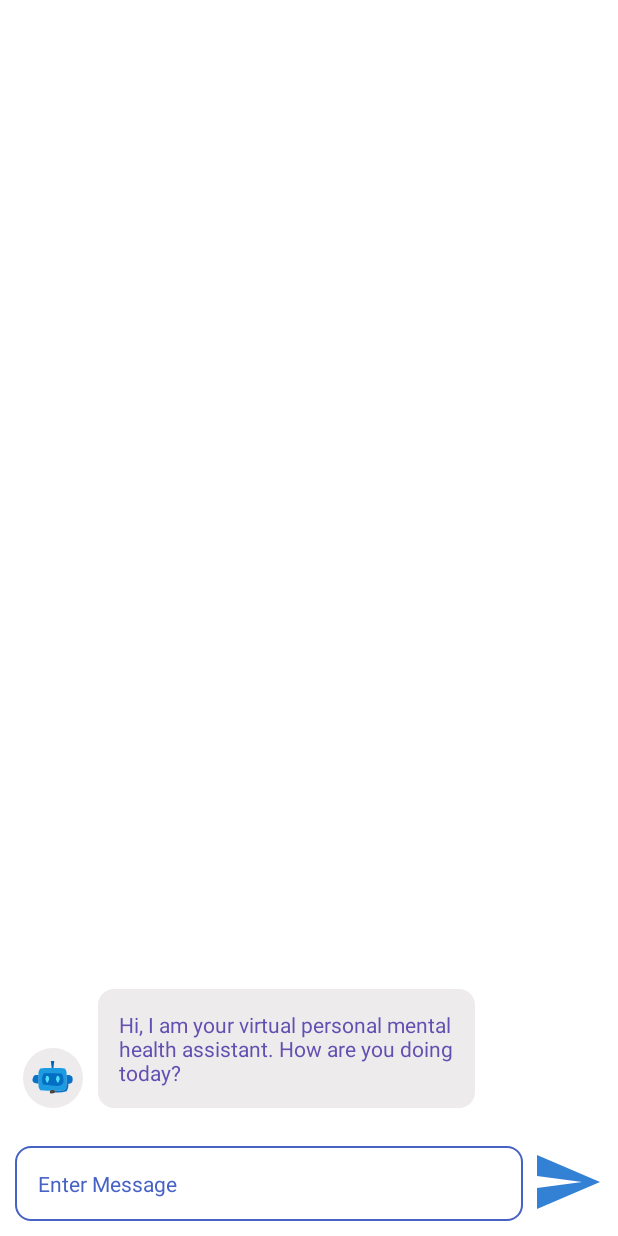
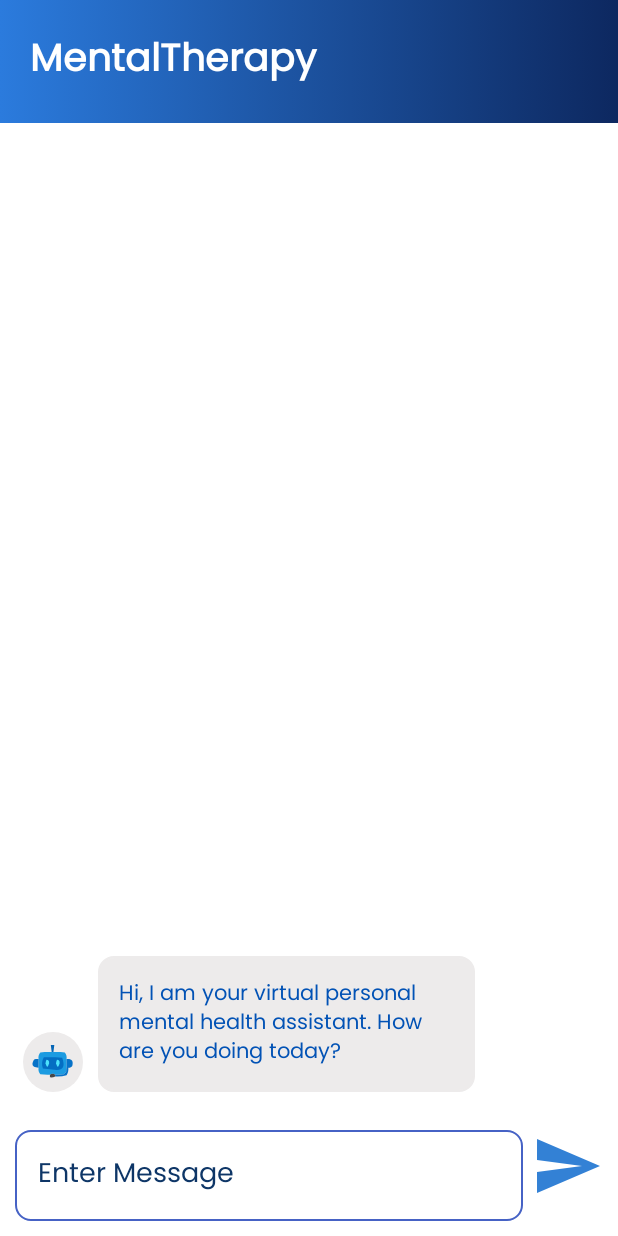
Before and after one commit to RDR25/MentalHealth, an Android app: the Chatbot screen opened directly, with no data from a screen before it, on a phone screen of 412 x 824 dp. Run offline under Robolectric (Android 15) with nearby library versions, the phone set to English and light mode, and no system bars; libraries missing offline, so code that uses them is left out: com.google.api.gax, com.google.auth.oauth2, com.google.cloud.dialogflow; 6 statements that could not run were skipped.

```diff
--- /dev/null
+++ b/app/src/main/res/drawable/colorgradient.xml
@@ -0,0 +1,11 @@
+<?xml version="1.0" encoding="utf-8"?>
+<selector xmlns:android="http://schemas.android.com/apk/res/android">
+<item>
+    <shape>
+        <gradient android:startColor="#2B7BDD"
+            android:endColor="#0D2860"
+            android:type="linear"
+            ></gradient>
+    </shape>
+</item>
+</selector>
--- a/app/src/main/res/drawable/wave__1_.xml
+++ b/app/src/main/res/drawable/wave__1_.xml
@@ -5,6 +5,7 @@
     android:viewportHeight="320">
   <path
       android:pathData="M0,256L80,266.7C160,277 320,299 480,282.7C640,267 800,213 960,181.3C1120,149 1280,139 1360,133.3L1440,128L1440,0L1360,0C1280,0 1120,0 960,0C800,0 640,0 480,0C320,0 160,0 80,0L0,0Z"
-      android:fillColor="@color/rdr1"
+      android:fillColor="@color/rdr2"
       />
+
 </vector>
--- a/app/src/main/res/layout/activity_chatbot.xml
+++ b/app/src/main/res/layout/activity_chatbot.xml
@@ -4,9 +4,29 @@
     xmlns:tools="http://schemas.android.com/tools"
     android:layout_width="match_parent"
     android:layout_height="match_parent"
-    android:background="@color/white"
+
     tools:context=".menu.Chatbot">
+    <RelativeLayout
+        android:layout_width="match_parent"
+        android:layout_height="wrap_content"
+        android:layout_alignParentTop="true"
+        android:id="@+id/header">
+        <TextView
+            android:layout_width="match_parent"
+            android:layout_height="wrap_content"
+            android:text="MentalTherapy"
+            android:padding="20dp"
+            android:textSize="25dp"
+            android:textStyle="bold"
+            android:id="@+id/headertext"
+            android:textAlignment="textStart"
+            android:textColor="@color/white"
+            android:background="@drawable/colorgradient"
+            />
+    </RelativeLayout>
+
     <androidx.recyclerview.widget.RecyclerView
+        android:layout_below="@+id/header"
         android:layout_width="match_parent"
         android:layout_height="match_parent"
         android:id="@+id/rVchats"
@@ -20,14 +40,14 @@
         android:layout_alignParentBottom="true"
         >
         <EditText
+            android:elevation="-20dp"
             android:layout_width="match_parent"
             android:layout_height="wrap_content"
             android:id="@+id/msgText"
             android:singleLine="true"
             android:hint="Enter Message"
-            android:textColorHint="#4662C5"
+            android:textColorHint="@color/rdr1"
             android:padding="15dp"
-            android:textSize="14dp"
             android:layout_toLeftOf="@+id/sendBtn"
             android:background="@drawable/rounded_corner"/>
        <ImageButton
--- a/app/src/main/res/layout/activity_login.xml
+++ b/app/src/main/res/layout/activity_login.xml
@@ -13,7 +13,7 @@
     <View
         android:layout_width="match_parent"
         android:layout_height="50dp"
-        android:background="@color/rdr1"
+        android:background="@color/rdr2"
         />
     <View
         android:layout_width="match_parent"
@@ -55,7 +55,7 @@
         </com.google.android.material.textfield.TextInputLayout>
         <Button
             android:id="@+id/loginLoginbtn"
-            android:background="@color/rdr1"
+            android:background="@color/rdr2"
             android:layout_width="match_parent"
             android:layout_height="wrap_content"
             android:text="Login"
--- a/app/src/main/res/layout/activity_main.xml
+++ b/app/src/main/res/layout/activity_main.xml
@@ -15,7 +15,7 @@
         <View
             android:layout_width="match_parent"
             android:layout_height="300dp"
-            android:background="@color/rdr1"
+            android:background="@color/rdr2"
             />
         <View
             android:layout_width="match_parent"
--- a/app/src/main/res/layout/activity_register.xml
+++ b/app/src/main/res/layout/activity_register.xml
@@ -12,7 +12,7 @@
         <View
             android:layout_width="match_parent"
             android:layout_height="50dp"
-            android:background="@color/rdr1"
+            android:background="@color/rdr2"
             />
         <View
             android:layout_width="match_parent"
@@ -72,7 +72,7 @@
         </com.google.android.material.textfield.TextInputLayout>
         <Button
             android:id="@+id/registerRegisterBtn"
-            android:background="@color/rdr1"
+            android:background="@color/rdr2"
             android:layout_width="match_parent"
             android:layout_height="wrap_content"
             android:text="Register"
--- a/app/src/main/res/values/colors.xml
+++ b/app/src/main/res/values/colors.xml
@@ -8,8 +8,8 @@
     <color name="black">#FF000000</color>
     <color name="white">#FFFFFFFF</color>
     <color name="grey">#EDEBEB</color>
-    <color name="rdr1">#3F3B6C</color>
-    <color name="rdr2">#624FB2</color>
-    <color name="rdr3">#9F73AB</color>
+    <color name="rdr1">#0E3667</color>
+    <color name="rdr2">#0252B5</color>
+    <color name="rdr3">#2B7BDD</color>
     <color name="rdr4">#A3C7D6</color>
 </resources>
--- a/app/src/main/res/values/themes.xml
+++ b/app/src/main/res/values/themes.xml
@@ -12,5 +12,6 @@
         <!-- Status bar color. -->
         <item name="android:statusBarColor">@color/rdr1</item>
         <!-- Customize your theme here. -->
+        <item name="fontFamily">@font/poppins</item>
     </style>
 </resources>
```
Also changed, not shown: app/src/main/java/com/example/mentaltherapy/menu/Meditation.java (+15 -0 lines), app/src/main/java/com/example/mentaltherapy/menu/meditation/VideoAdapter.java (added, +56 -0 lines), app/src/main/java/com/example/mentaltherapy/menu/meditation/VideoItems.java (added, +39 -0 lines), app/src/main/java/com/example/mentaltherapy/menu/meditation/VideoViewHolder.java (added, +22 -0 lines), app/src/main/res/drawable/basebg.xml (added, +8 -0 lines), app/src/main/res/drawable/header.xml (added, +12 -0 lines), app/src/main/res/layout/activity_meditation.xml (+20 -15 lines), app/src/main/res/layout/video_card.xml (added, +66 -0 lines), app/src/main/res/font/poppins.ttf (added), 1 other file.
